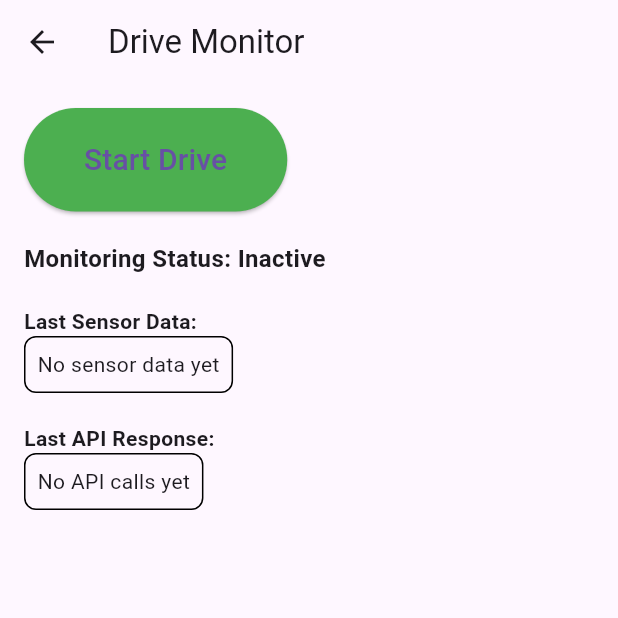
After one commit to dakshgopani/Drive-Safe, a Flutter app: the DrivingMonitorScreen screen opened directly, after a tap on "Start Drive", after a tap on "Stop Monitoring", on a phone screen of 412 x 824 dp, the top half of it. The commit adds this screen. Run offline on Flutter 3.47's test engine with Material 3 defaults, Android fonts, the light colour scheme and no system bars; our stand-ins replace cloud_firestore, file_picker, firebase_auth, firebase_core, fl_chart, flutter_animate and 12 more; missing offline and left inert: flutter_osm_plugin, mailer, razorpay_flutter, workmanager; accounts and stored records are empty; statements that could not run were skipped.

Commit message:
crash_detection in background

```diff
--- /dev/null
+++ b/lib/screens/driving_monitor_screen.dart
@@ -0,0 +1,179 @@
+import 'dart:convert';
+
+import 'package:flutter/material.dart';
+import 'package:logger/logger.dart';
+import '../services/sensors_service.dart';
+import '../services/crash_detection_api.dart';
+import '../services/background_service.dart';
+
+class DrivingMonitorScreen extends StatefulWidget {
+  @override
+  _DrivingMonitorScreenState createState() => _DrivingMonitorScreenState();
+}
+
+class _DrivingMonitorScreenState extends State<DrivingMonitorScreen> {
+  final Logger _logger = Logger();
+  final SensorService _sensorService = SensorService();
+  final CrashDetectionAPI _crashDetectionAPI = CrashDetectionAPI();
+  bool isMonitoring = false;
+  String _lastApiResponse = "No API calls yet";
+  String _lastSensorData = "No sensor data yet";
+
+  @override
+  void initState() {
+    super.initState();
+    _logger.i('Initializing DrivingMonitorScreen');
+    BackgroundService.initialize();
+  }
+
+  void _toggleMonitoring() {
+    _logger.i('Toggling monitoring state');
+    setState(() {
+      isMonitoring = !isMonitoring;
+    });
+
+    if (isMonitoring) {
+      _startMonitoring();
+    } else {
+      _stopMonitoring();
+    }
+  }
+
+  void _startMonitoring() {
+    _logger.i('Starting monitoring');
+
+    // Start background service
+    BackgroundService.startMonitoring();
+
+    // Start sensor tracking
+    _sensorService.startSensorTracking((sensorData) async {
+      setState(() {
+        _lastSensorData = json.encode(sensorData);
+      });
+
+      _logger.d('Received sensor data: $_lastSensorData');
+
+      try {
+        final isCrashDetected = await _crashDetectionAPI.detectCrash(sensorData);
+
+        setState(() {
+          _lastApiResponse = 'API Response: Crash detected: $isCrashDetected';
+        });
+
+        if (isCrashDetected) {
+          _logger.w('Crash detected!');
+          _showCrashAlert();
+        }
+      } catch (e) {
+        _logger.e('Error in monitoring loop: $e');
+        setState(() {
+          _lastApiResponse = 'Error: $e';
+        });
+      }
+    });
+  }
+
+  void _stopMonitoring() {
+    _logger.i('Stopping monitoring');
+    BackgroundService.stopMonitoring();
+    _sensorService.stopSensorTracking();
+
+  }
+
+  void _showCrashAlert() {
+    showDialog(
+      context: context,
+      barrierDismissible: false,
+      builder: (BuildContext context) {
+        return AlertDialog(
+          title: Text('Possible Crash Detected!'),
+          content: Text('Are you okay? Emergency services will be contacted if no response.'),
+          actions: [
+            TextButton(
+              child: Text('I\'m OK'),
+              onPressed: () {
+                Navigator.of(context).pop();
+              },
+            ),
+            TextButton(
+              child: Text('Need Help'),
+              onPressed: () {
+                // Implement emergency service call
+                Navigator.of(context).pop();
+              },
+            ),
+          ],
+        );
+      },
+    );
+  }
+
+
+  @override
+  Widget build(BuildContext context) {
+    return Scaffold(
+      appBar: AppBar(
+        title: Text('Drive Monitor'),
+      ),
+      body: SingleChildScrollView(
+        padding: EdgeInsets.all(16),
+        child: Column(
+          crossAxisAlignment: CrossAxisAlignment.start,
+          children: [
+            ElevatedButton(
+              onPressed: _toggleMonitoring,
+              style: ElevatedButton.styleFrom(
+                padding: EdgeInsets.symmetric(horizontal: 40, vertical: 20), backgroundColor: isMonitoring ? Colors.red : Colors.green,
+              ),
+              child: Text(
+                isMonitoring ? 'Stop Monitoring' : 'Start Drive',
+                style: TextStyle(fontSize: 20),
+              ),
+            ),
+            SizedBox(height: 20),
+            Text(
+              'Monitoring Status: ${isMonitoring ? "Active" : "Inactive"}',
+              style: TextStyle(
+                fontSize: 16,
+                fontWeight: FontWeight.bold,
+              ),
+            ),
+            SizedBox(height: 20),
+            Text(
+              'Last Sensor Data:',
+              style: TextStyle(fontWeight: FontWeight.bold),
+            ),
+            Container(
+              padding: EdgeInsets.all(8),
+              decoration: BoxDecoration(
+                border: Border.all(),
+                borderRadius: BorderRadius.circular(8),
+              ),
+              child: Text(_lastSensorData),
+            ),
+            SizedBox(height: 20),
+            Text(
+              'Last API Response:',
+              style: TextStyle(fontWeight: FontWeight.bold),
+            ),
+            Container(
+              padding: EdgeInsets.all(8),
+              decoration: BoxDecoration(
+                border: Border.all(),
+                borderRadius: BorderRadius.circular(8),
+              ),
+              child: Text(_lastApiResponse),
+            ),
+          ],
+        ),
+      ),
+    );
+  }
+
+  @override
+  void dispose() {
+    _logger.i('Disposing DrivingMonitorScreen');
+    _sensorService.stopSensorTracking();
+    super.dispose();
+  }
+}
--- /dev/null
+++ b/lib/services/background_service.dart
@@ -0,0 +1,34 @@
+import 'package:workmanager/workmanager.dart';
+
+class BackgroundService {
+  static const taskName = 'crashDetectionTask';
+
+  static Future<void> initialize() async {
+    await Workmanager().initialize(
+      callbackDispatcher,
+      isInDebugMode: true
+    );
+  }
+
+  static Future<void> startMonitoring() async {
+    await Workmanager().registerPeriodicTask(
+      taskName,
+      taskName,
+      frequency: const Duration(minutes: 15),
+      constraints: Constraints(
+        networkType: NetworkType.connected,
+      ),
+    );
+  }
+
+  static Future<void> stopMonitoring() async {
+    await Workmanager().cancelByUniqueName(taskName);
+  }
+}
+
+void callbackDispatcher() {
+  Workmanager().executeTask((task, inputData) async {
+    // This will be called in the background
+    return true;
+  });
+}
--- /dev/null
+++ b/lib/services/crash_detection_api.dart
@@ -0,0 +1,39 @@
+import 'package:http/http.dart' as http;
+import 'dart:convert';
+import 'package:logger/logger.dart';
+
+class CrashDetectionAPI {
+  final Logger _logger = Logger();
+  static const String apiUrl = 'https://rudraaaa76-crash-detection.hf.space/predict';
+
+  Future<bool> detectCrash(Map<String, dynamic> sensorData) async {
+    try {
+      _logger.i('Making API call to crash detection service');
+      _logger.d('Request data: ${json.encode(sensorData)}');
+
+      final response = await http.post(
+        Uri.parse(apiUrl),
+        headers: {
+          'Content-Type': 'application/json',
+          'Accept': 'application/json',
+        },
+        body: json.encode(sensorData),
+      );
+
+      _logger.d('API Response Status Code: ${response.statusCode}');
+      _logger.d('API Response Body: ${response.body}');
+
+      if (response.statusCode == 200) {
+        final result = json.decode(response.body);
+        _logger.i('Crash detection result: $result');
+        return result['crash_prediction'] == 1;
+      } else {
+        _logger.e('API error: ${response.statusCode} - ${response.body}');
+        return false;
+      }
+    } catch (e, stackTrace) {
+      _logger.e('Error calling crash detection API', e, stackTrace);
+      return false;
+    }
+  }
+}
--- /dev/null
+++ b/lib/services/sensors_service.dart
@@ -0,0 +1,78 @@
+import 'package:sensors_plus/sensors_plus.dart';
+import 'dart:async';
+import 'package:logger/logger.dart';
+
+class SensorService {
+  final Logger _logger = Logger();
+  StreamSubscription? _accelerometerSubscription;
+  StreamSubscription? _gyroscopeSubscription;
+  Timer? _debugTimer;
+
+  double accelX = 0.0, accelY = 0.0, accelZ = 0.0;
+  double gyroX = 0.0, gyroY = 0.0, gyroZ = 0.0;
+
+  void startSensorTracking(Function(Map<String, dynamic>) onDataReceived) {
+    _logger.i('Starting sensor tracking...');
+
+    try {
+      // Debug timer to log sensor values every 5 seconds
+      _debugTimer = Timer.periodic(Duration(seconds: 5), (timer) {
+        _logger.d('Current Sensor Values:\n'
+            'Accelerometer (x,y,z): ($accelX, $accelY, $accelZ)\n'
+            'Gyroscope (x,y,z): ($gyroX, $gyroY, $gyroZ)');
+      });
+
+      _accelerometerSubscription = userAccelerometerEvents.listen(
+        (UserAccelerometerEvent event) {
+          accelX = event.x;
+          accelY = event.y;
+          accelZ = event.z;
+          _sendSensorData(onDataReceived);
+        },
+        onError: (error) {
+          _logger.e('Accelerometer error: $error');
+        },
+      );
+
+      _gyroscopeSubscription = gyroscopeEvents.listen(
+        (GyroscopeEvent event) {
+          gyroX = event.x;
+          gyroY = event.y;
+          gyroZ = event.z;
+          _sendSensorData(onDataReceived);
+        },
+        onError: (error) {
+          _logger.e('Gyroscope error: $error');
+        },
+      );
+
+      _logger.i('Sensor tracking started successfully');
+    } catch (e) {
+      _logger.e('Error starting sensor tracking: $e');
+    }
+  }
+
+  void _sendSensorData(Function(Map<String, dynamic>) onDataReceived) {
+    final now = DateTime.now();
+    final sensorData = {
+      "timestamp": now.toIso8601String(),
+      "accel_x": accelX,
+      "accel_y": accelY,
+      "accel_z": accelZ,
+      "gyro_x": gyroX,
+      "gyro_y": gyroY,
+      "gyro_z": gyroZ,
+    };
+
+    _logger.v('Sending sensor data: $sensorData');
+    onDataReceived(sensorData);
+  }
+
+  void stopSensorTracking() {
+    _logger.i('Stopping sensor tracking...');
+    _accelerometerSubscription?.cancel();
+    _gyroscopeSubscription?.cancel();
+    _debugTimer?.cancel();
+    _logger.i('Sensor tracking stopped');
+  }
+}
--- a/lib/widgets/custom_drawer.dart
+++ b/lib/widgets/custom_drawer.dart
@@ -1,3 +1,4 @@
+import 'package:algorithm_avengers_ves_final/screens/driving_monitor_screen.dart';
 import 'package:flutter/material.dart';
 import 'package:algorithm_avengers_ves_final/screens/drawer/car_game_page.dart';
 import 'package:algorithm_avengers_ves_final/screens/drawer/community_chat_screen.dart';
@@ -45,6 +46,7 @@ class _CustomDrawerState extends State<CustomDrawer> with SingleTickerProviderSt
     DrawerItem(
       title: "Record Drive",
       icon: Icons.fiber_manual_record_outlined,
+       route: DrivingMonitorScreen(),
       color: Colors.blueAccent,
       category: "Drive & Analysis",
     ),
--- a/pubspec.yaml
+++ b/pubspec.yaml
@@ -63,6 +63,9 @@ dependencies:
   google_fonts: ^6.1.0
   image_picker: ^1.0.4
   file_picker: ^8.3.1
+  workmanager: ^0.5.1
+  http: ^1.2.2
+  logger: ^1.3.0
 
 dev_dependencies:
   flutter_test:
```
Also changed, not shown: pubspec.lock, 1 other file.
